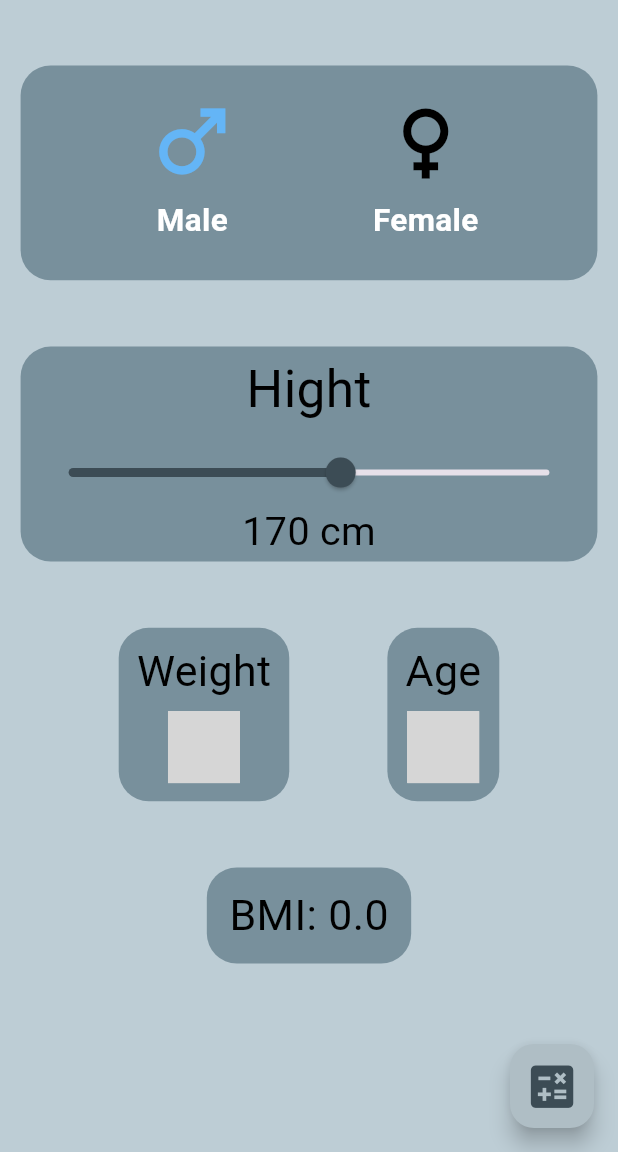
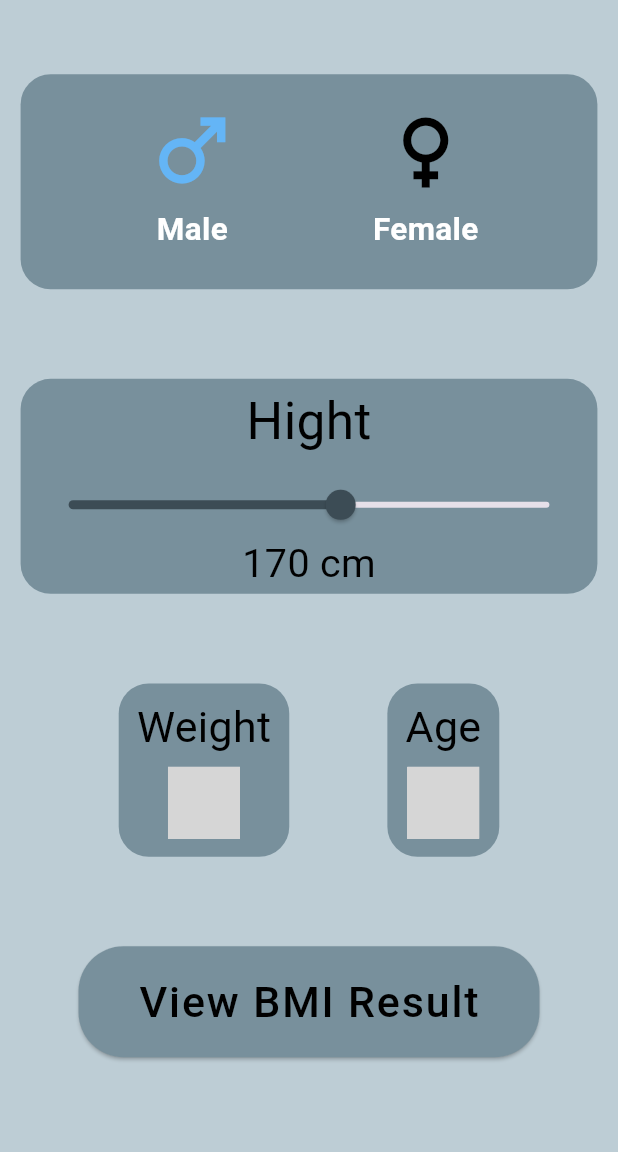
Before and after one commit to zafi-x/Chad-BMI-Calculator, a Flutter app: the screen it shows after launch, on a phone screen of 412 x 824 dp, the part 84-1236 px from its top. Run offline on Flutter 3.47's test engine with Material 3 defaults, Android fonts, the light colour scheme and no system bars; our stand-ins replace flutter_screenutil; missing offline and left inert: item_count_number_button; grey boxes are pictures that could not be loaded.

Commit message:
Chad BMI Calculator Complrted

```diff
--- a/lib/ui/home_screen.dart
+++ b/lib/ui/home_screen.dart
@@ -1,5 +1,7 @@
 import 'dart:math';
+import 'package:chad_bmi_calulator/bmi.dart';
 import 'package:flutter/material.dart';
+// import 'package:flutter/rendering.dart';
 import 'package:flutter_screenutil/flutter_screenutil.dart';
 import 'package:item_count_number_button/item_count_number_button.dart';
 
@@ -14,7 +16,7 @@ class _HomePageScreenState extends State<HomePageScreen> {
   int _selectedGender = 0;
   int _height = 170;
   int _weight = 40;
-  int _age = 1;
+  int _age = 10;
   double _bmi = 0;
 
   @override
@@ -30,25 +32,12 @@ class _HomePageScreenState extends State<HomePageScreen> {
         ),
         centerTitle: true,
       ),
-      floatingActionButton: FloatingActionButton(
-        backgroundColor: const Color.fromARGB(255, 175, 190, 197),
-        foregroundColor: const Color.fromARGB(255, 60, 76, 85),
-        onPressed: () {
-          setState(() {
-            _bmi = _weight / pow(_height / 100, 2);
-          });
-        },
-        child: Icon(
-          Icons.calculate,
-          size: 33.sp,
-        ),
-      ),
       body: Padding(
         padding: EdgeInsets.all(12.0.r),
         child: Column(
           children: [
             SizedBox(
-              height: 25.h,
+              height: 30.h,
             ),
             Container(
               height: 120.h,
@@ -79,7 +68,7 @@ class _HomePageScreenState extends State<HomePageScreen> {
                               : Colors.black,
                         ),
                       ),
-                      Text(
+                      const Text(
                         'Male',
                         style: TextStyle(
                             fontSize: 21, fontWeight: FontWeight.w600),
@@ -107,7 +96,7 @@ class _HomePageScreenState extends State<HomePageScreen> {
                               : Colors.black,
                         ),
                       ),
-                      Text(
+                      const Text(
                         'Female',
                         style: TextStyle(
                             fontSize: 21, fontWeight: FontWeight.w600),
@@ -118,7 +107,7 @@ class _HomePageScreenState extends State<HomePageScreen> {
               ),
             ),
             SizedBox(
-              height: 37.h,
+              height: 50.h,
             ),
             Container(
               height: 120.h,
@@ -169,7 +158,7 @@ class _HomePageScreenState extends State<HomePageScreen> {
               ),
             ),
             SizedBox(
-              height: 37.h,
+              height: 50.h,
             ),
             Row(
               mainAxisAlignment: MainAxisAlignment.spaceEvenly,
@@ -249,7 +238,7 @@ class _HomePageScreenState extends State<HomePageScreen> {
                               fontSize: 18.sp,
                             ),
                             initialValue: _age,
-                            minValue: 1,
+                            minValue: 10,
                             maxValue: 100,
                             onChanged: (value) {
                               setState(
@@ -266,27 +255,32 @@ class _HomePageScreenState extends State<HomePageScreen> {
               ],
             ),
             SizedBox(
-              height: 37.h,
+              height: 50.h,
             ),
-            Container(
-              // height: 100.h,
-              // width: double.infinity.w,
-              decoration: BoxDecoration(
-                color: Colors.blueGrey[400],
-                borderRadius: BorderRadius.circular(20),
+            ElevatedButton(
+              onPressed: () {
+                setState(() {
+                  _bmi = _weight / pow(_height / 100, 2);
+                });
+                Navigator.push(
+                  context,
+                  MaterialPageRoute(
+                    builder: (context) => ResultScreen(bmi: _bmi),
+                  ),
+                );
+              },
+              style: ElevatedButton.styleFrom(
+                padding: EdgeInsets.symmetric(horizontal: 40, vertical: 20),
+                shape: RoundedRectangleBorder(
+                  borderRadius: BorderRadius.circular(30),
+                ),
+                backgroundColor: Colors.blueGrey[400],
               ),
-              child: Padding(
-                padding: const EdgeInsets.all(15.0),
-                child: Text(
-                  'BMI: ${_bmi.toStringAsFixed(1)}',
-                  style: TextStyle(
-                    fontSize: 25.sp,
-                    color: Colors.black,
-                    // fontWeight: FontWeight.w300
-                  ),
-                ),
+              child: Text(
+                "View BMI Result",
+                style: TextStyle(fontSize: 25.sp, color: Colors.black),
               ),
-            )
+            ),
           ],
         ),
       ),
```
Also changed, not shown: lib/bmi.dart (added, +97 -0 lines).
